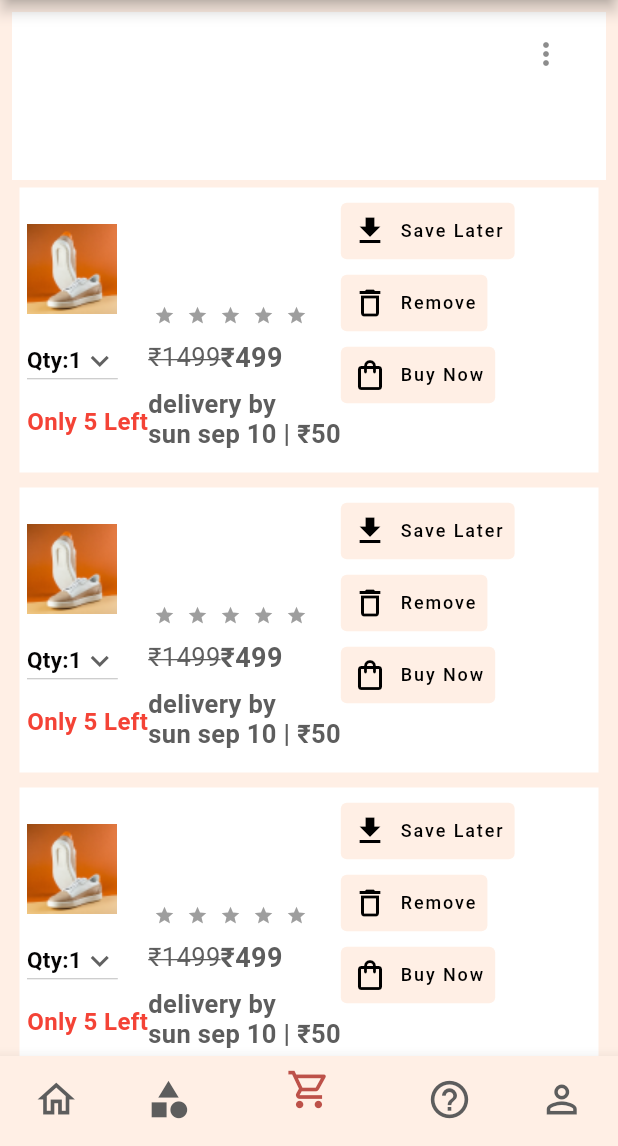
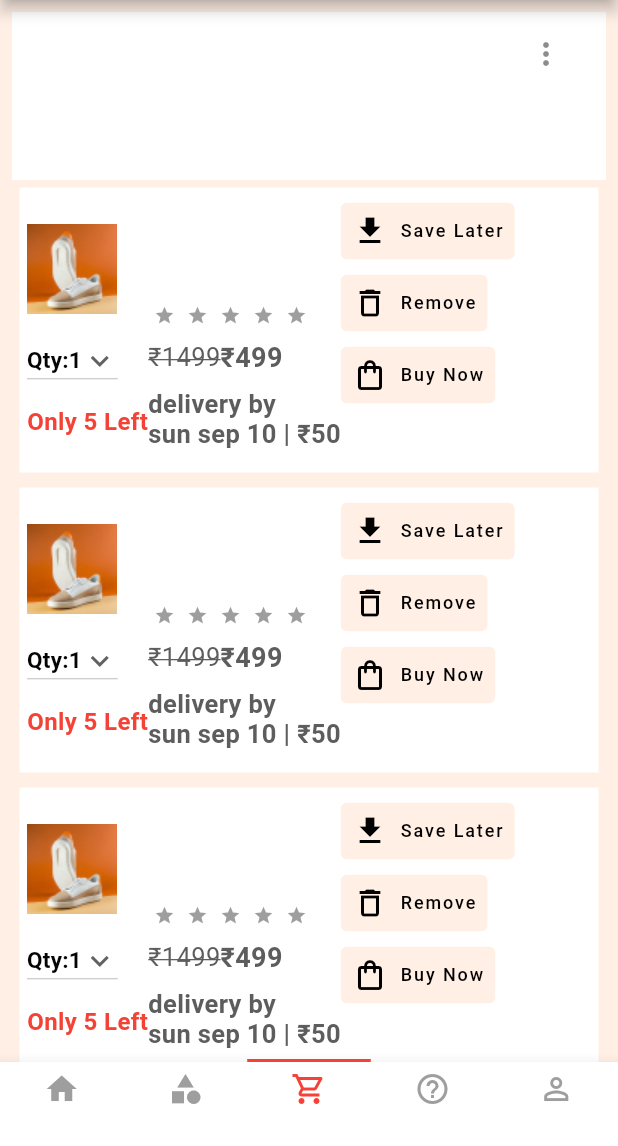
Before and after one commit to Abhinandan358/ecomm_website_3_8_22, a Flutter app: the DashBoardPage screen opened directly, item 3 of the bottom bar chosen, on a phone screen of 412 x 824 dp, the part 90-1236 px from its top. Run offline on Flutter 3.47's test engine with Material 2 defaults, Android fonts, the phone set to English and light mode, and no system bars; drawn by our look-alikes of flutter_rating_bar; our stand-ins replace card_swiper, flutter_screenutil, fluttertoast, get, image_picker, loading_indicator; network calls fail.

Commit message:
design bottom navigation

```diff
--- /dev/null
+++ b/bottom nav.txt
@@ -0,0 +1,56 @@
+BottomNavigationBar(
+          currentIndex: _SelectIndex,
+          selectedItemColor: red,
+          unselectedItemColor: grey2,
+          onTap: (value) {
+            setState(() {
+              _SelectIndex = value;
+            });
+          },
+          items: [
+            BottomNavigationBarItem(
+              icon: myicon(
+                30,
+                null,
+                Icons.home_outlined,
+              ),
+              label: '',
+              backgroundColor: commoncolor,
+            ),
+            BottomNavigationBarItem(
+              icon: myicon(
+                30,
+                null,
+                Icons.category_sharp,
+              ),
+              label: '',
+              backgroundColor: commoncolor,
+            ),
+            BottomNavigationBarItem(
+              icon: myicon(
+                30,
+                null,
+                Icons.shopping_cart_outlined,
+              ),
+              label: '',
+              backgroundColor: commoncolor,
+            ),
+            BottomNavigationBarItem(
+              icon: myicon(
+                30,
+                null,
+                Icons.help_outline,
+              ),
+              label: '',
+              backgroundColor: commoncolor,
+            ),
+            BottomNavigationBarItem(
+              icon: myicon(
+                30,
+                null,
+                Icons.person_outline,
+              ),
+              label: '',
+              backgroundColor: commoncolor,
+            )
+          ]),
--- a/lib/views/home/dashboard.dart
+++ b/lib/views/home/dashboard.dart
@@ -20,9 +20,11 @@ class DashBoardPage extends StatefulWidget {
   State<DashBoardPage> createState() => _DashBoardPageState();
 }
 
-class _DashBoardPageState extends State<DashBoardPage> {
+class _DashBoardPageState extends State<DashBoardPage>
+    with TickerProviderStateMixin {
   int count = 0;
   bool switchList = true;
+  late TabController tabController;
   final StreamController<int> _streamController = StreamController();
   //--------------------------Image Pickeer start--------------------------
   File? image;
@@ -48,7 +50,6 @@ class _DashBoardPageState extends State<DashBoardPage> {
 // Image picker end----------------------------------------------
 
   // ignore: non_constant_identifier_names
-  int _SelectIndex = 0;
   final List<Widget> _mywidget = [
     const Home(),
     const Category(),
@@ -56,6 +57,12 @@ class _DashBoardPageState extends State<DashBoardPage> {
     const Help(),
     const Profile()
   ];
+  @override
+  void initState() {
+    super.initState();
+    tabController = TabController(length: 5, vsync: this);
+  }
+
   @override
   Widget build(BuildContext context) {
     return Scaffold(
@@ -217,63 +224,71 @@ class _DashBoardPageState extends State<DashBoardPage> {
               ),
             )),
       ),
-      bottomNavigationBar: BottomNavigationBar(
-          currentIndex: _SelectIndex,
-          selectedItemColor: red,
-          unselectedItemColor: grey2,
-          onTap: (value) {
-            setState(() {
-              _SelectIndex = value;
-            });
+      bottomNavigationBar: SizedBox(
+        height: kBottomNavigationBarHeight,
+        child: BottomAppBar(
+          child: TabBar(
+              onTap: (index) {
+                setState(() {});
               },
-          items: [
-            BottomNavigationBarItem(
-              icon: myicon(
-                30,
-                null,
-                Icons.home_outlined,
+              indicator: const UnderlineTabIndicator(
+                  insets: EdgeInsets.only(bottom: kBottomNavigationBarHeight),
+                  borderSide: BorderSide(color: Colors.red, width: 2)),
+              labelColor: Colors.red,
+              unselectedLabelColor: Colors.grey,
+              controller: tabController,
+              tabs: const [
+                Tab(
+                  iconMargin: EdgeInsets.only(bottom: 4),
+                  icon: Icon(
+                    Icons.home,
                   ),
-              label: '',
-              backgroundColor: commoncolor,
+                  child: Text(
+                    '',
+                    style: TextStyle(fontSize: 12),
                   ),
-            BottomNavigationBarItem(
-              icon: myicon(
-                30,
-                null,
+                ),
+                Tab(
+                  iconMargin: EdgeInsets.only(bottom: 4),
+                  icon: Icon(
                     Icons.category_sharp,
                   ),
-              label: '',
-              backgroundColor: commoncolor,
+                  child: Text(
+                    '',
+                    style: TextStyle(fontSize: 12),
                   ),
-            BottomNavigationBarItem(
-              icon: myicon(
-                30,
-                null,
-                Icons.shopping_cart_outlined,
                 ),
-              label: '',
-              backgroundColor: commoncolor,
+                Tab(
+                  iconMargin: EdgeInsets.only(bottom: 4),
+                  icon: Icon(Icons.shopping_cart_outlined),
+                  child: Text(
+                    '',
+                    style: TextStyle(fontSize: 12),
                   ),
-            BottomNavigationBarItem(
-              icon: myicon(
-                30,
-                null,
-                Icons.help_outline,
                 ),
-              label: '',
-              backgroundColor: commoncolor,
+                Tab(
+                  iconMargin: EdgeInsets.only(bottom: 4),
+                  icon: Icon(Icons.help_outline),
+                  child: Text(
+                    '',
+                    style: TextStyle(fontSize: 12),
                   ),
-            BottomNavigationBarItem(
-              icon: myicon(
-                30,
-                null,
-                Icons.person_outline,
                 ),
-              label: '',
-              backgroundColor: commoncolor,
+                Tab(
+                  iconMargin: EdgeInsets.only(bottom: 4),
+                  icon: Icon(Icons.person_outline),
+                  child: Text(
+                    '',
+                    style: TextStyle(fontSize: 12),
+                  ),
                 )
               ]),
-      body: _mywidget[_SelectIndex],
+        ),
+      ),
+      body: TabBarView(
+          physics: const NeverScrollableScrollPhysics(),
+          controller: tabController,
+          children: _mywidget),
     );
   }
 }
```
Lines whose indentation alone changed are shown as unchanged.
